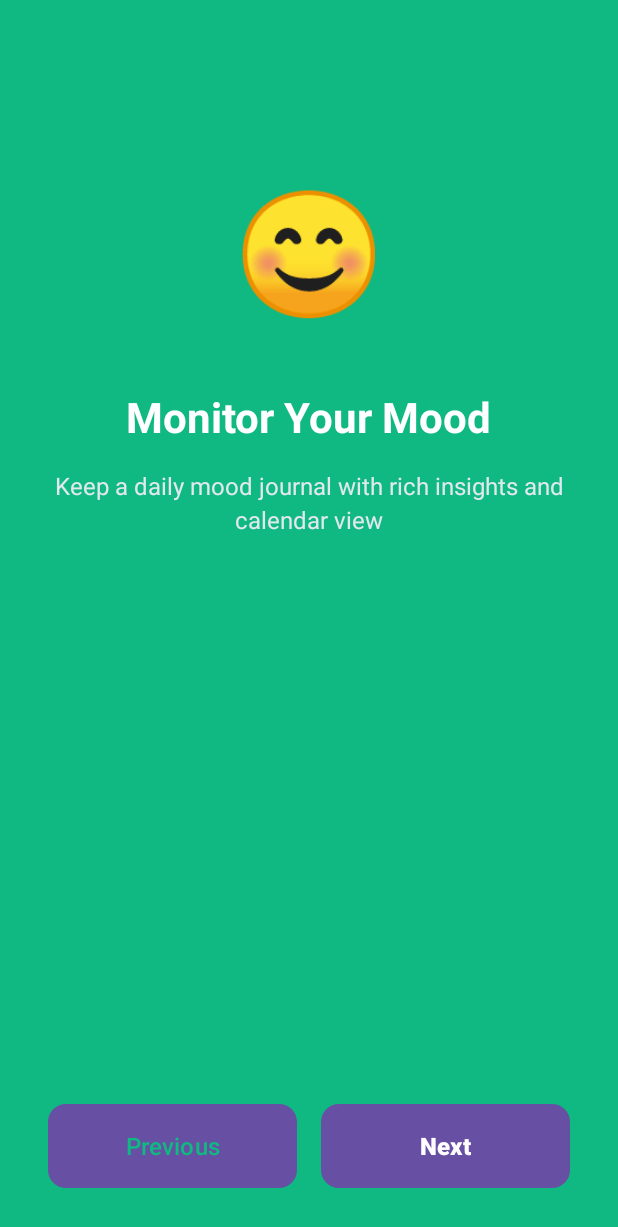
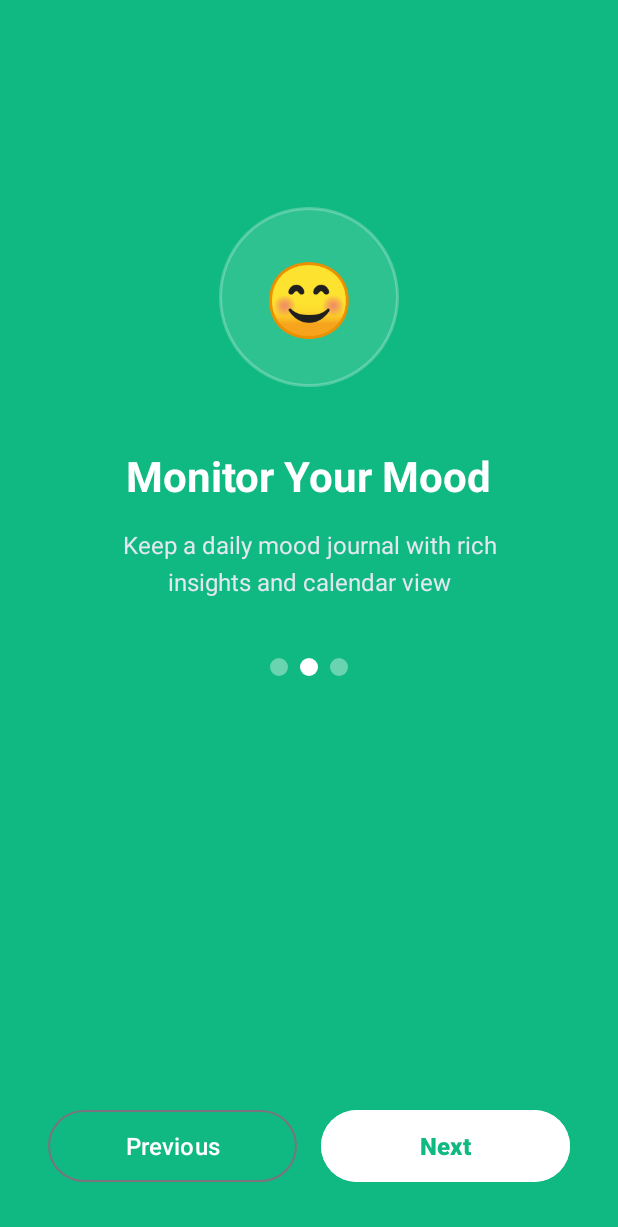
Before and after one commit to SandeepaChathumina/Health-Routine-App, an Android app: the Onboarding2 screen opened directly, with no data from a screen before it, on a phone screen of 412 x 824 dp. Shown: the top 1227 px of the screen. Run offline under Robolectric (Android 15) with nearby library versions, the phone set to English and light mode, and no system bars.

Commit message:
update onboarding 2

```diff
--- a/app/src/main/java/com/example/healthapp/Onboarding2.kt
+++ b/app/src/main/java/com/example/healthapp/Onboarding2.kt
@@ -1,6 +1,8 @@
 package com.example.healthapp
 
+import android.content.Intent
 import android.os.Bundle
+import android.widget.Button
 import androidx.activity.enableEdgeToEdge
 import androidx.appcompat.app.AppCompatActivity
 import androidx.core.view.ViewCompat
@@ -12,5 +14,23 @@ class Onboarding2 : AppCompatActivity() {
         enableEdgeToEdge()
         setContentView(R.layout.activity_onboarding2)
 
+        //previous button
+
+        val previousButton: Button = findViewById(R.id.btn_previous)
+        previousButton.setOnClickListener {
+            // ✅ Navigate to OnBoarding3 instead of OnBoarding2
+            val intent = Intent(this, Onboarding1::class.java)
+            startActivity(intent)
+        }
+
+        //next button
+
+        val nextButton: Button = findViewById(R.id.btn_next)
+        nextButton.setOnClickListener {
+            // ✅ Navigate to OnBoarding3 instead of OnBoarding2
+            val intent = Intent(this, Onboarding3::class.java)
+            startActivity(intent)
+        }
+
     }
 }
--- /dev/null
+++ b/app/src/main/res/drawable/btn_outline_white.xml
@@ -0,0 +1,11 @@
+<?xml version="1.0" encoding="utf-8"?>
+<shape xmlns:android="http://schemas.android.com/apk/res/android"
+    android:shape="rectangle">
+
+    <solid android:color="@android:color/transparent" />
+    <corners android:radius="16dp" />
+    <stroke
+        android:width="2dp"
+        android:color="#FFFFFF" />
+
+</shape>
--- a/app/src/main/res/layout/activity_onboarding2.xml
+++ b/app/src/main/res/layout/activity_onboarding2.xml
@@ -4,39 +4,78 @@
     android:layout_height="match_parent"
     android:orientation="vertical"
     android:background="#10B981"
-    android:padding="32dp">
+    android:padding="32dp"
+    android:gravity="center_horizontal">
 
-    <!-- Icon -->
-    <TextView
-        android:layout_width="wrap_content"
-        android:layout_height="wrap_content"
-        android:text="😊"
-        android:textSize="80sp"
-        android:layout_gravity="center"
-        android:layout_marginTop="80dp"
-        android:layout_marginBottom="40dp" />
+    <!-- Top Spacer -->
+    <View
+        android:layout_width="match_parent"
+        android:layout_height="0dp"
+        android:layout_weight="0.5" />
+
+    <!-- Icon Container -->
+    <LinearLayout
+        android:layout_width="120dp"
+        android:layout_height="120dp"
+        android:background="@drawable/bg_circle_white_transparent"
+        android:gravity="center"
+        android:layout_marginBottom="40dp">
+
+        <TextView
+            android:layout_width="wrap_content"
+            android:layout_height="wrap_content"
+            android:text="@string/happy_face"
+            android:textSize="48sp" />
+
+    </LinearLayout>
 
     <!-- Title -->
     <TextView
         android:layout_width="wrap_content"
         android:layout_height="wrap_content"
-        android:text="Monitor Your Mood"
+        android:text="@string/monitor_your_mood"
         android:textColor="#FFFFFF"
         android:textSize="28sp"
         android:textStyle="bold"
-        android:layout_gravity="center"
         android:layout_marginBottom="16dp" />
 
     <!-- Subtitle -->
     <TextView
-        android:layout_width="wrap_content"
+        android:layout_width="280dp"
         android:layout_height="wrap_content"
-        android:text="Keep a daily mood journal with rich insights and calendar view"
+        android:text="@string/keep_a_daily_mood_journal_with_rich_insights_and_calendar_view"
         android:textColor="#E2E8F0"
         android:textSize="16sp"
         android:textAlignment="center"
-        android:lineSpacingExtra="4dp"
-        android:layout_gravity="center" />
+        android:lineSpacingExtra="6dp"
+        android:layout_marginBottom="40dp" />
+
+    <!-- Progress Dots -->
+    <LinearLayout
+        android:layout_width="wrap_content"
+        android:layout_height="wrap_content"
+        android:orientation="horizontal"
+        android:layout_marginBottom="40dp"
+        android:gravity="center">
+
+        <View
+            android:layout_width="12dp"
+            android:layout_height="12dp"
+            android:background="@drawable/dot_inactive" />
+
+        <View
+            android:layout_width="12dp"
+            android:layout_height="12dp"
+            android:background="@drawable/dot_active"
+            android:layout_marginStart="8dp" />
+
+        <View
+            android:layout_width="12dp"
+            android:layout_height="12dp"
+            android:background="@drawable/dot_inactive"
+            android:layout_marginStart="8dp" />
+
+    </LinearLayout>
 
     <!-- Spacer -->
     <View
@@ -51,30 +90,34 @@
         android:orientation="horizontal"
         android:layout_marginTop="32dp">
 
-        <!-- Previous Button -->
-        <Button
+        <!-- Previous Button (Outline) -->
+        <com.google.android.material.button.MaterialButton
             android:id="@+id/btn_previous"
             android:layout_width="0dp"
             android:layout_height="56dp"
             android:layout_weight="1"
-            android:text="Previous"
-            android:textColor="#10B981"
+            android:text="@string/previous"
+            android:textColor="#FFFFFF"
             android:textSize="16sp"
-            android:background="@drawable/btn_white_rounded"
-            android:layout_marginEnd="8dp" />
+            android:backgroundTint="@android:color/transparent"
+            android:strokeColor="#FFFFFF"
+            android:layout_marginEnd="8dp"
+            style="@style/Widget.Material3.Button.OutlinedButton" />
 
-        <!-- Next Button -->
-        <Button
+        <!-- Next Button (Solid) -->
+        <com.google.android.material.button.MaterialButton
             android:id="@+id/btn_next"
             android:layout_width="0dp"
             android:layout_height="56dp"
             android:layout_weight="1"
-            android:text="Next"
-            android:textColor="#FFFFFF"
+            android:text="@string/next"
+            android:textColor="#10B981"
             android:textSize="16sp"
             android:textStyle="bold"
-            android:background="@drawable/btn_green_rounded"
-            android:layout_marginStart="8dp" />
+            android:backgroundTint="#FFFFFF"
+            android:elevation="2dp"
+            android:layout_marginStart="8dp"
+            style="@style/Widget.Material3.Button" />
 
     </LinearLayout>
 
--- a/app/src/main/res/values/strings.xml
+++ b/app/src/main/res/values/strings.xml
@@ -9,4 +9,8 @@
     <string name="track_your_habits">Track Your Habits</string>
     <string name="build_healthy_routines_with_visual_progress_tracking_and_streak_counters">Build healthy routines with visual progress tracking and streak counters</string>
     <string name="next">Next</string>
+    <string name="happy_face">😊</string>
+    <string name="monitor_your_mood">Monitor Your Mood</string>
+    <string name="keep_a_daily_mood_journal_with_rich_insights_and_calendar_view">Keep a daily mood journal with rich insights and calendar view</string>
+    <string name="previous">Previous</string>
 </resources>
```
